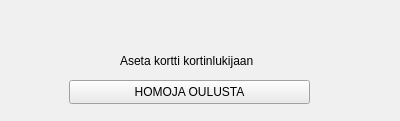
banksimul2022/group2, file PankkiAutomaatti/exe/kirjaudusisaan.ui: the form before one commit.
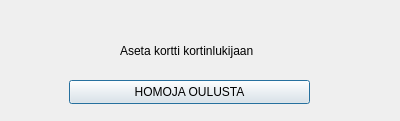
The form after the commit.

Diff of the .ui file:
```diff
--- a/PankkiAutomaatti/exe/kirjaudusisaan.ui
+++ b/PankkiAutomaatti/exe/kirjaudusisaan.ui
@@ -12,552 +12,9 @@
   </property>
   <property name="palette">
    <palette>
-    <active>
-     <colorrole role="WindowText">
-      <brush brushstyle="SolidPattern">
-       <color alpha="255">
-        <red>0</red>
-        <green>0</green>
-        <blue>255</blue>
-       </color>
-      </brush>
-     </colorrole>
-     <colorrole role="Button">
-      <brush brushstyle="SolidPattern">
-       <color alpha="255">
-        <red>255</red>
-        <green>255</green>
-        <blue>255</blue>
-       </color>
-      </brush>
-     </colorrole>
-     <colorrole role="Light">
-      <brush brushstyle="SolidPattern">
-       <color alpha="255">
-        <red>0</red>
-        <green>0</green>
-        <blue>255</blue>
-       </color>
-      </brush>
-     </colorrole>
-     <colorrole role="Midlight">
-      <brush brushstyle="SolidPattern">
-       <color alpha="255">
-        <red>0</red>
-        <green>0</green>
-        <blue>255</blue>
-       </color>
-      </brush>
-     </colorrole>
-     <colorrole role="Dark">
-      <brush brushstyle="SolidPattern">
-       <color alpha="255">
-        <red>0</red>
-        <green>0</green>
-        <blue>255</blue>
-       </color>
-      </brush>
-     </colorrole>
-     <colorrole role="Mid">
-      <brush brushstyle="SolidPattern">
-       <color alpha="255">
-        <red>0</red>
-        <green>0</green>
-        <blue>255</blue>
-       </color>
-      </brush>
-     </colorrole>
-     <colorrole role="Text">
-      <brush brushstyle="SolidPattern">
-       <color alpha="255">
-        <red>0</red>
-        <green>0</green>
-        <blue>255</blue>
-       </color>
-      </brush>
-     </colorrole>
-     <colorrole role="BrightText">
-      <brush brushstyle="SolidPattern">
-       <color alpha="255">
-        <red>0</red>
-        <green>0</green>
-        <blue>255</blue>
-       </color>
-      </brush>
-     </colorrole>
-     <colorrole role="ButtonText">
-      <brush brushstyle="SolidPattern">
-       <color alpha="255">
-        <red>0</red>
-        <green>0</green>
-        <blue>255</blue>
-       </color>
-      </brush>
-     </colorrole>
-     <colorrole role="Base">
-      <brush brushstyle="SolidPattern">
-       <color alpha="255">
-        <red>255</red>
-        <green>255</green>
-        <blue>255</blue>
-       </color>
-      </brush>
-     </colorrole>
-     <colorrole role="Window">
-      <brush brushstyle="SolidPattern">
-       <color alpha="255">
-        <red>255</red>
-        <green>255</green>
-        <blue>255</blue>
-       </color>
-      </brush>
-     </colorrole>
-     <colorrole role="Shadow">
-      <brush brushstyle="SolidPattern">
-       <color alpha="255">
-        <red>0</red>
-        <green>0</green>
-        <blue>255</blue>
-       </color>
-      </brush>
-     </colorrole>
-     <colorrole role="Highlight">
-      <brush brushstyle="SolidPattern">
-       <color alpha="255">
-        <red>0</red>
-        <green>0</green>
-        <blue>255</blue>
-       </color>
-      </brush>
-     </colorrole>
-     <colorrole role="HighlightedText">
-      <brush brushstyle="SolidPattern">
-       <color alpha="255">
-        <red>255</red>
-        <green>255</green>
-        <blue>255</blue>
-       </color>
-      </brush>
-     </colorrole>
-     <colorrole role="Link">
-      <brush brushstyle="SolidPattern">
-       <color alpha="255">
-        <red>0</red>
-        <green>0</green>
-        <blue>255</blue>
-       </color>
-      </brush>
-     </colorrole>
-     <colorrole role="LinkVisited">
-      <brush brushstyle="SolidPattern">
-       <color alpha="255">
-        <red>0</red>
-        <green>0</green>
-        <blue>255</blue>
-       </color>
-      </brush>
-     </colorrole>
-     <colorrole role="AlternateBase">
-      <brush brushstyle="SolidPattern">
-       <color alpha="255">
-        <red>255</red>
-        <green>255</green>
-        <blue>255</blue>
-       </color>
-      </brush>
-     </colorrole>
-     <colorrole role="ToolTipBase">
-      <brush brushstyle="SolidPattern">
-       <color alpha="255">
-        <red>0</red>
-        <green>0</green>
-        <blue>255</blue>
-       </color>
-      </brush>
-     </colorrole>
-     <colorrole role="ToolTipText">
-      <brush brushstyle="SolidPattern">
-       <color alpha="255">
-        <red>0</red>
-        <green>0</green>
-        <blue>255</blue>
-       </color>
-      </brush>
-     </colorrole>
-     <colorrole role="PlaceholderText">
-      <brush brushstyle="SolidPattern">
-       <color alpha="128">
-        <red>0</red>
-        <green>0</green>
-        <blue>255</blue>
-       </color>
-      </brush>
-     </colorrole>
-    </active>
-    <inactive>
-     <colorrole role="WindowText">
-      <brush brushstyle="SolidPattern">
-       <color alpha="255">
-        <red>0</red>
-        <green>0</green>
-        <blue>0</blue>
-       </color>
-      </brush>
-     </colorrole>
-     <colorrole role="Button">
-      <brush brushstyle="SolidPattern">
-       <color alpha="255">
-        <red>240</red>
-        <green>240</green>
-        <blue>240</blue>
-       </color>
-      </brush>
-     </colorrole>
-     <colorrole role="Light">
-      <brush brushstyle="SolidPattern">
-       <color alpha="255">
-        <red>255</red>
-        <green>255</green>
-        <blue>255</blue>
-       </color>
-      </brush>
-     </colorrole>
-     <colorrole role="Midlight">
-      <brush brushstyle="SolidPattern">
-       <color alpha="255">
-        <red>227</red>
-        <green>227</green>
-        <blue>227</blue>
-       </color>
-      </brush>
-     </colorrole>
-     <colorrole role="Dark">
-      <brush brushstyle="SolidPattern">
-       <color alpha="255">
-        <red>160</red>
-        <green>160</green>
-        <blue>160</blue>
-       </color>
-      </brush>
-     </colorrole>
-     <colorrole role="Mid">
-      <brush brushstyle="SolidPattern">
-       <color alpha="255">
-        <red>160</red>
-        <green>160</green>
-        <blue>160</blue>
-       </color>
-      </brush>
-     </colorrole>
-     <colorrole role="Text">
-      <brush brushstyle="SolidPattern">
-       <color alpha="255">
-        <red>0</red>
-        <green>0</green>
-        <blue>0</blue>
-       </color>
-      </brush>
-     </colorrole>
-     <colorrole role="BrightText">
-      <brush brushstyle="SolidPattern">
-       <color alpha="255">
-        <red>255</red>
-        <green>255</green>
-        <blue>255</blue>
-       </color>
-      </brush>
-     </colorrole>
-     <colorrole role="ButtonText">
-      <brush brushstyle="SolidPattern">
-       <color alpha="255">
-        <red>0</red>
-        <green>0</green>
-        <blue>0</blue>
-       </color>
-      </brush>
-     </colorrole>
-     <colorrole role="Base">
-      <brush brushstyle="SolidPattern">
-       <color alpha="255">
-        <red>255</red>
-        <green>255</green>
-        <blue>255</blue>
-       </color>
-      </brush>
-     </colorrole>
-     <colorrole role="Window">
-      <brush brushstyle="SolidPattern">
-       <color alpha="255">
-        <red>240</red>
-        <green>240</green>
-        <blue>240</blue>
-       </color>
-      </brush>
-     </colorrole>
-     <colorrole role="Shadow">
-      <brush brushstyle="SolidPattern">
-       <color alpha="255">
-        <red>105</red>
-        <green>105</green>
-        <blue>105</blue>
-       </color>
-      </brush>
-     </colorrole>
-     <colorrole role="Highlight">
-      <brush brushstyle="SolidPattern">
-       <color alpha="255">
-        <red>240</red>
-        <green>240</green>
-        <blue>240</blue>
-       </color>
-      </brush>
-     </colorrole>
-     <colorrole role="HighlightedText">
-      <brush brushstyle="SolidPattern">
-       <color alpha="255">
-        <red>0</red>
-        <green>0</green>
-        <blue>0</blue>
-       </color>
-      </brush>
-     </colorrole>
-     <colorrole role="Link">
-      <brush brushstyle="SolidPattern">
-       <color alpha="255">
-        <red>0</red>
-        <green>0</green>
-        <blue>255</blue>
-       </color>
-      </brush>
-     </colorrole>
-     <colorrole role="LinkVisited">
-      <brush brushstyle="SolidPattern">
-       <color alpha="255">
-        <red>255</red>
-        <green>0</green>
-        <blue>255</blue>
-       </color>
-      </brush>
-     </colorrole>
-     <colorrole role="AlternateBase">
-      <brush brushstyle="SolidPattern">
-       <color alpha="255">
-        <red>245</red>
-        <green>245</green>
-        <blue>245</blue>
-       </color>
-      </brush>
-     </colorrole>
-     <colorrole role="ToolTipBase">
-      <brush brushstyle="SolidPattern">
-       <color alpha="255">
-        <red>255</red>
-        <green>255</green>
-        <blue>220</blue>
-       </color>
-      </brush>
-     </colorrole>
-     <colorrole role="ToolTipText">
-      <brush brushstyle="SolidPattern">
-       <color alpha="255">
-        <red>0</red>
-        <green>0</green>
-        <blue>0</blue>
-       </color>
-      </brush>
-     </colorrole>
-     <colorrole role="PlaceholderText">
-      <brush brushstyle="SolidPattern">
-       <color alpha="128">
-        <red>0</red>
-        <green>0</green>
-        <blue>0</blue>
-       </color>
-      </brush>
-     </colorrole>
-    </inactive>
-    <disabled>
-     <colorrole role="WindowText">
-      <brush brushstyle="SolidPattern">
-       <color alpha="255">
-        <red>0</red>
-        <green>0</green>
-        <blue>255</blue>
-       </color>
-      </brush>
-     </colorrole>
-     <colorrole role="Button">
-      <brush brushstyle="SolidPattern">
-       <color alpha="255">
-        <red>255</red>
-        <green>255</green>
-        <blue>255</blue>
-       </color>
-      </brush>
-     </colorrole>
-     <colorrole role="Light">
-      <brush brushstyle="SolidPattern">
-       <color alpha="255">
-        <red>0</red>
-        <green>0</green>
-        <blue>255</blue>
-       </color>
-      </brush>
-     </colorrole>
-     <colorrole role="Midlight">
-      <brush brushstyle="SolidPattern">
-       <color alpha="255">
-        <red>0</red>
-        <green>0</green>
-        <blue>255</blue>
-       </color>
-      </brush>
-     </colorrole>
-     <colorrole role="Dark">
-      <brush brushstyle="SolidPattern">
-       <color alpha="255">
-        <red>0</red>
-        <green>0</green>
-        <blue>255</blue>
-       </color>
-      </brush>
-     </colorrole>
-     <colorrole role="Mid">
-      <brush brushstyle="SolidPattern">
-       <color alpha="255">
-        <red>0</red>
-        <green>0</green>
-        <blue>255</blue>
-       </color>
-      </brush>
-     </colorrole>
-     <colorrole role="Text">
-      <brush brushstyle="SolidPattern">
-       <color alpha="255">
-        <red>0</red>
-        <green>0</green>
-        <blue>255</blue>
-       </color>
-      </brush>
-     </colorrole>
-     <colorrole role="BrightText">
-      <brush brushstyle="SolidPattern">
-       <color alpha="255">
-        <red>0</red>
-        <green>0</green>
-        <blue>255</blue>
-       </color>
-      </brush>
-     </colorrole>
-     <colorrole role="ButtonText">
-      <brush brushstyle="SolidPattern">
-       <color alpha="255">
-        <red>0</red>
-        <green>0</green>
-        <blue>255</blue>
-       </color>
-      </brush>
-     </colorrole>
-     <colorrole role="Base">
-      <brush brushstyle="SolidPattern">
-       <color alpha="255">
-        <red>255</red>
-        <green>255</green>
-        <blue>255</blue>
-       </color>
-      </brush>
-     </colorrole>
-     <colorrole role="Window">
-      <brush brushstyle="SolidPattern">
-       <color alpha="255">
-        <red>255</red>
-        <green>255</green>
-        <blue>255</blue>
-       </color>
-      </brush>
-     </colorrole>
-     <colorrole role="Shadow">
-      <brush brushstyle="SolidPattern">
-       <color alpha="255">
-        <red>0</red>
-        <green>0</green>
-        <blue>0</blue>
-       </color>
-      </brush>
-     </colorrole>
-     <colorrole role="Highlight">
-      <brush brushstyle="SolidPattern">
-       <color alpha="255">
-        <red>0</red>
-        <green>120</green>
-        <blue>215</blue>
-       </color>
-      </brush>
-     </colorrole>
-     <colorrole role="HighlightedText">
-      <brush brushstyle="SolidPattern">
-       <color alpha="255">
-        <red>255</red>
-        <green>255</green>
-        <blue>255</blue>
-       </color>
-      </brush>
-     </colorrole>
-     <colorrole role="Link">
-      <brush brushstyle="SolidPattern">
-       <color alpha="255">
-        <red>0</red>
-        <green>0</green>
-        <blue>255</blue>
-       </color>
-      </brush>
-     </colorrole>
-     <colorrole role="LinkVisited">
-      <brush brushstyle="SolidPattern">
-       <color alpha="255">
-        <red>255</red>
-        <green>0</green>
-        <blue>255</blue>
-       </color>
-      </brush>
-     </colorrole>
-     <colorrole role="AlternateBase">
-      <brush brushstyle="SolidPattern">
-       <color alpha="255">
-        <red>245</red>
-        <green>245</green>
-        <blue>245</blue>
-       </color>
-      </brush>
-     </colorrole>
-     <colorrole role="ToolTipBase">
-      <brush brushstyle="SolidPattern">
-       <color alpha="255">
-        <red>255</red>
-        <green>255</green>
-        <blue>220</blue>
-       </color>
-      </brush>
-     </colorrole>
-     <colorrole role="ToolTipText">
-      <brush brushstyle="SolidPattern">
-       <color alpha="255">
-        <red>0</red>
-        <green>0</green>
-        <blue>0</blue>
-       </color>
-      </brush>
-     </colorrole>
-     <colorrole role="PlaceholderText">
-      <brush brushstyle="SolidPattern">
-       <color alpha="128">
-        <red>0</red>
-        <green>0</green>
-        <blue>0</blue>
-       </color>
-      </brush>
-     </colorrole>
-    </disabled>
+    <active/>
+    <inactive/>
+    <disabled/>
    </palette>
   </property>
   <property name="windowTitle">
@@ -567,7 +24,7 @@
    <property name="geometry">
     <rect>
      <x>120</x>
-     <y>40</y>
+     <y>30</y>
      <width>151</width>
      <height>41</height>
     </rect>
```
